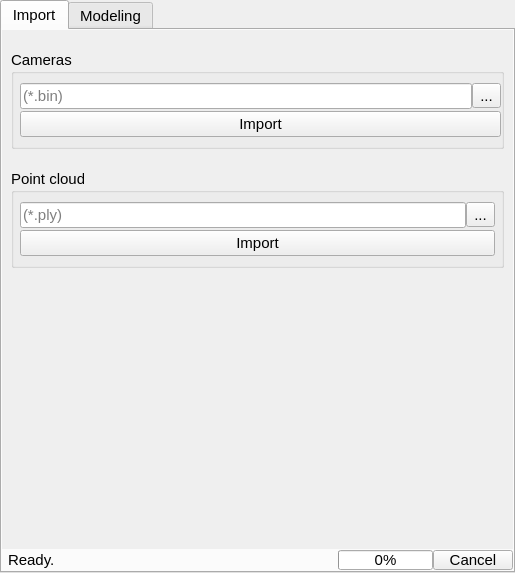
Before: the Qt Designer form src/mayaMVG/qt/ui/menu.ui in alicevision/MeshroomMaya, drawn with Qt 5.
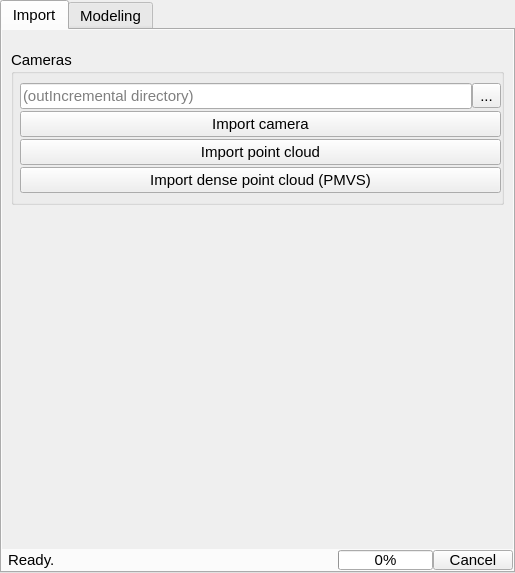
After: the same form once the commit is applied.

Commit message: Use only one path to the project #7

```diff
--- a/src/mayaMVG/qt/ui/menu.ui
+++ b/src/mayaMVG/qt/ui/menu.ui
@@ -97,7 +97,7 @@
                 <item>
                  <widget class="QLineEdit" name="cameraFile">
                   <property name="placeholderText">
-                   <string>(*.bin)</string>
+                   <string>(outIncremental directory)</string>
                   </property>
                  </widget>
                 </item>
@@ -121,52 +121,7 @@
                 <item>
                  <widget class="QPushButton" name="cameraImportButton">
                   <property name="text">
-                   <string>Import</string>
-                  </property>
-                 </widget>
-                </item>
-               </layout>
-              </item>
-             </layout>
-            </widget>
-           </item>
-           <item>
-            <widget class="QGroupBox" name="pointCloudGroupBox">
-             <property name="title">
-              <string>Point cloud</string>
-             </property>
-             <property name="flat">
-              <bool>true</bool>
-             </property>
-             <layout class="QVBoxLayout" name="verticalLayout_4">
-              <property name="spacing">
-               <number>2</number>
-              </property>
-              <property name="leftMargin">
-               <number>6</number>
-              </property>
-              <property name="rightMargin">
-               <number>6</number>
-              </property>
-              <item>
-               <layout class="QHBoxLayout" name="pointCloudHLayout">
-                <property name="spacing">
-                 <number>0</number>
-                </property>
-                <item>
-                 <widget class="QLineEdit" name="pointCloudFile">
-                  <property name="placeholderText">
-                   <string>(*.ply)</string>
-                  </property>
-                 </widget>
-                </item>
-                <item>
-                 <widget class="QToolButton" name="pointCloudBrowseButton">
-                  <property name="text">
-                   <string>...</string>
-                  </property>
-                  <property name="arrowType">
-                   <enum>Qt::NoArrow</enum>
+                   <string>Import camera</string>
                   </property>
                  </widget>
                 </item>
@@ -180,7 +135,21 @@
                 <item>
                  <widget class="QPushButton" name="pointCloudImportButton">
                   <property name="text">
-                   <string>Import</string>
+                   <string>Import point cloud</string>
+                  </property>
+                 </widget>
+                </item>
+               </layout>
+              </item>
+              <item>
+               <layout class="QHBoxLayout" name="densePointCloudCmdHLayout">
+                <property name="spacing">
+                 <number>0</number>
+                </property>
+                <item>
+                 <widget class="QPushButton" name="densePointCloudImportButton">
+                  <property name="text">
+                   <string>Import dense point cloud (PMVS)</string>
                   </property>
                  </widget>
                 </item>
```
Left out of the diff: 2 changed lines with no effect on the pictures. The commit also changes 2 other files.
